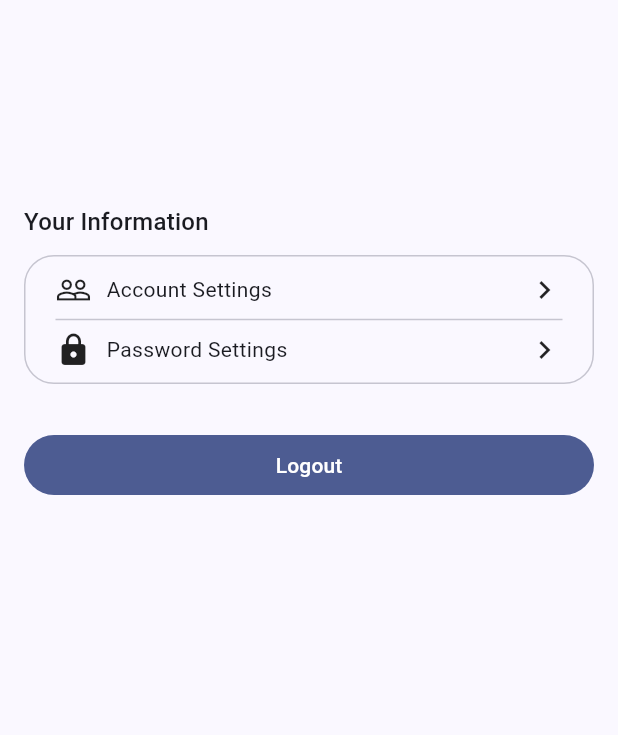
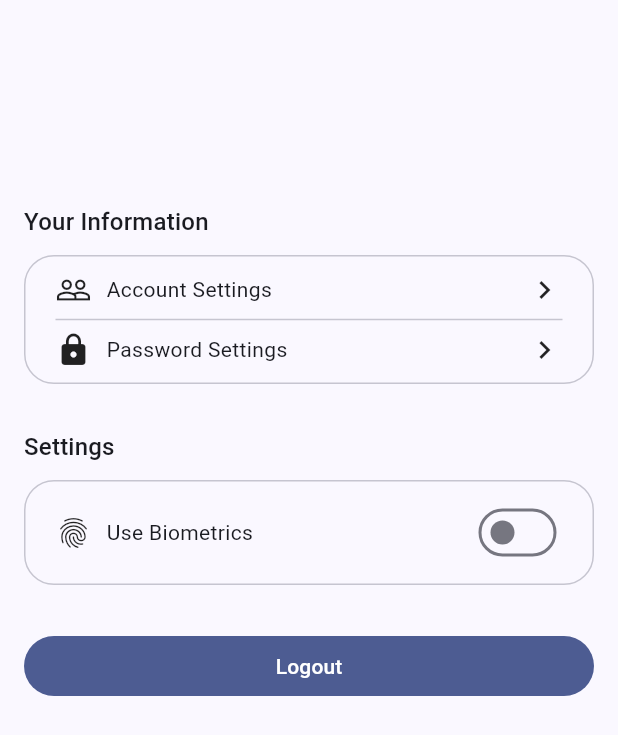
Before and after one commit to putrimhdw/attendify, a Flutter app: the ProfileView screen opened by its route, on a phone screen of 412 x 824 dp. Shown: the top 735 px of the screen. Run offline on Flutter 3.47's test engine with Material 3 defaults, Android fonts, the phone set to English and light mode, and no system bars; our stand-ins replace carousel_slider, cloud_firestore, firebase_auth, firebase_core, firebase_storage, flutter_secure_storage and 2 more; accounts and stored records are empty.

Commit message:
feat:add biometrics feature

```diff
--- a/lib/app/modules/home/views/home_view.dart
+++ b/lib/app/modules/home/views/home_view.dart
@@ -17,7 +17,7 @@ class HomeView extends GetView<HomeController> {
   Widget build(BuildContext context) {
     Future.delayed(Duration.zero, () {
       if (!controller.isAuth.value) {
-        Get.offAllNamed(Routes.LOGIN);
+        Get.offAndToNamed(Routes.LOGIN);
       }
     });
 
--- a/lib/app/modules/profile/controllers/profile_controller.dart
+++ b/lib/app/modules/profile/controllers/profile_controller.dart
@@ -3,12 +3,20 @@ import 'package:attendify/app/routes/app_pages.dart';
 import 'package:cloud_firestore/cloud_firestore.dart';
 import 'package:firebase_auth/firebase_auth.dart';
 import 'package:firebase_storage/firebase_storage.dart';
+import 'package:flutter/services.dart';
+import 'package:flutter_secure_storage/flutter_secure_storage.dart';
 import 'package:get/get.dart';
+import 'package:local_auth/local_auth.dart';
 
 class ProfileController extends GetxController {
   FirebaseAuth auth = FirebaseAuth.instance;
   FirebaseFirestore firestore = FirebaseFirestore.instance;
   FirebaseStorage storage = FirebaseStorage.instance;
+
+  final storageSecure = const FlutterSecureStorage();
+  final LocalAuthentication localAuth = LocalAuthentication();
+
+  var useBiometrics = false.obs;
 
   var isLoading = false.obs;
   late UserRelated user;
@@ -23,6 +31,7 @@ class ProfileController extends GetxController {
     });
 
     getUserData();
+    loadBiometricPreference();
   }
 
   @override
@@ -65,6 +74,38 @@ class ProfileController extends GetxController {
     });
   }
 
+  Future<void> loadBiometricPreference() async {
+    final value = await storageSecure.read(key: 'use_biometrics');
+    useBiometrics.value = value == 'true';
+  }
+
+  Future<void> toggleBiometrics(bool value) async {
+    if (value) {
+      final isAvailable = await localAuth.canCheckBiometrics;
+      if (!isAvailable) {
+        Get.snackbar("Biometric", "Biometric not available on this device");
+        return;
+      }
+
+      try {
+        final didAuthenticate = await localAuth.authenticate(
+          localizedReason: 'Enable biometric login',
+          options: const AuthenticationOptions(),
+        );
+        if (didAuthenticate) {
+          // Save credentials (email/password) securely if needed
+          await storageSecure.write(key: 'use_biometrics', value: 'true');
+          useBiometrics.value = true;
+        }
+      } on PlatformException catch (e) {
+        Get.snackbar("Not Supported", e.toString());
+      }
+    } else {
+      await storageSecure.write(key: 'use_biometrics', value: 'false');
+      useBiometrics.value = false;
+    }
+  }
+
   void onLogout() {
     Get.defaultDialog(
       title: "Logout",
--- a/lib/app/modules/profile/views/profile_view.dart
+++ b/lib/app/modules/profile/views/profile_view.dart
@@ -126,7 +126,54 @@ class ProfileView extends GetView<ProfileController> {
                                 Icon(Icons.chevron_right)
                               ],
                             ),
-                          )
+                          ),
+                        ],
+                      ),
+                    ),
+                    SizedBox(
+                      height: 30,
+                    ),
+                    Text(
+                      "Settings",
+                      style: Theme.of(context).textTheme.titleMedium,
+                    ),
+                    SizedBox(
+                      height: 10,
+                    ),
+                    Container(
+                      padding: EdgeInsets.symmetric(
+                        horizontal: 20,
+                        vertical: 10,
+                      ),
+                      decoration: BoxDecoration(
+                        border: Border.all(
+                            color:
+                                Theme.of(context).colorScheme.outlineVariant),
+                        borderRadius: BorderRadius.circular(20),
+                      ),
+                      child: Column(
+                        children: [
+                          Row(
+                            mainAxisAlignment: MainAxisAlignment.start,
+                            children: [
+                              Icon(Icons.fingerprint),
+                              SizedBox(
+                                width: 10,
+                              ),
+                              Expanded(child: Text("Use Biometrics")),
+                              SizedBox(
+                                width: 10,
+                              ),
+                              Obx(
+                                () => Switch(
+                                  value: controller.useBiometrics.value,
+                                  onChanged: (bool value) {
+                                    controller.toggleBiometrics(value);
+                                  },
+                                ),
+                              )
+                            ],
+                          ),
                         ],
                       ),
                     ),
--- a/pubspec.yaml
+++ b/pubspec.yaml
@@ -16,6 +16,8 @@ dependencies:
   cloud_firestore: ^4.17.5
   firebase_storage: ^11.7.7
   intl: ^0.19.0
+  local_auth: ^2.3.0
+  flutter_secure_storage: ^9.2.4
 
 dev_dependencies:
   flutter_lints: 4.0.0
```
Also changed, not shown: lib/app/modules/login/controllers/login_controller.dart (+72 -0 lines), lib/app/modules/login/views/login_view.dart (+9 -0 lines), pubspec.lock, 10 other files.
